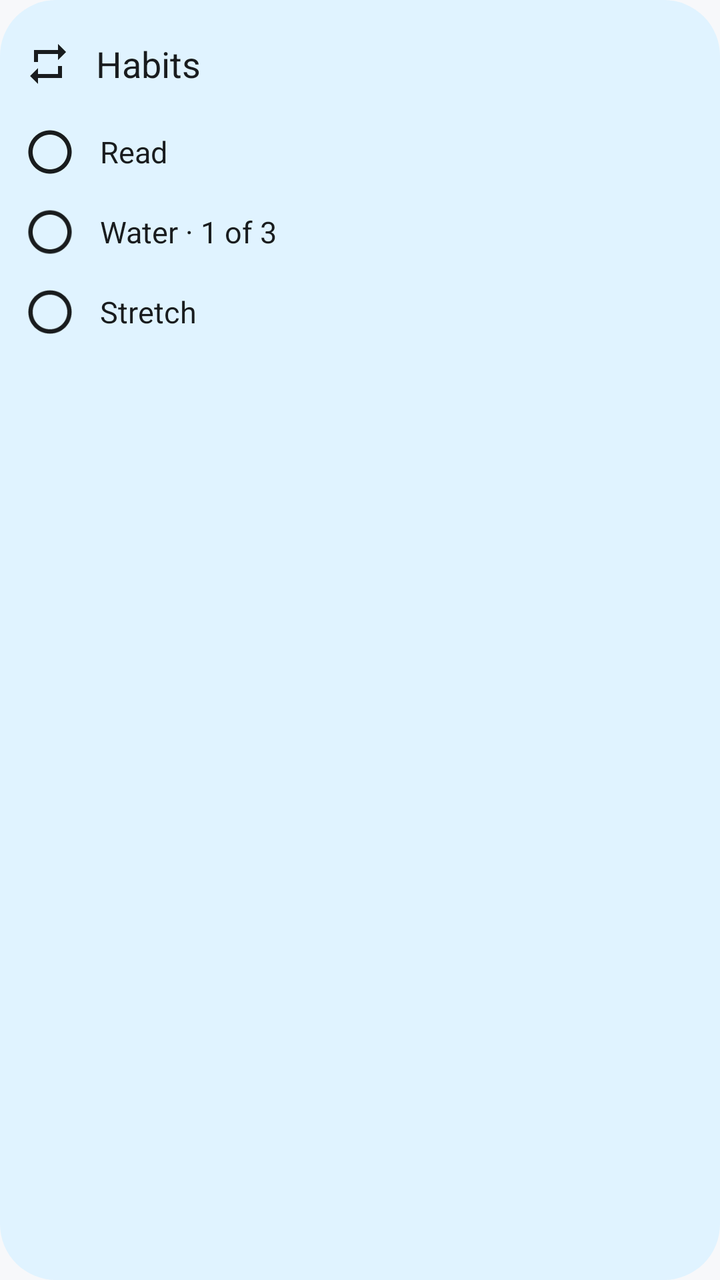
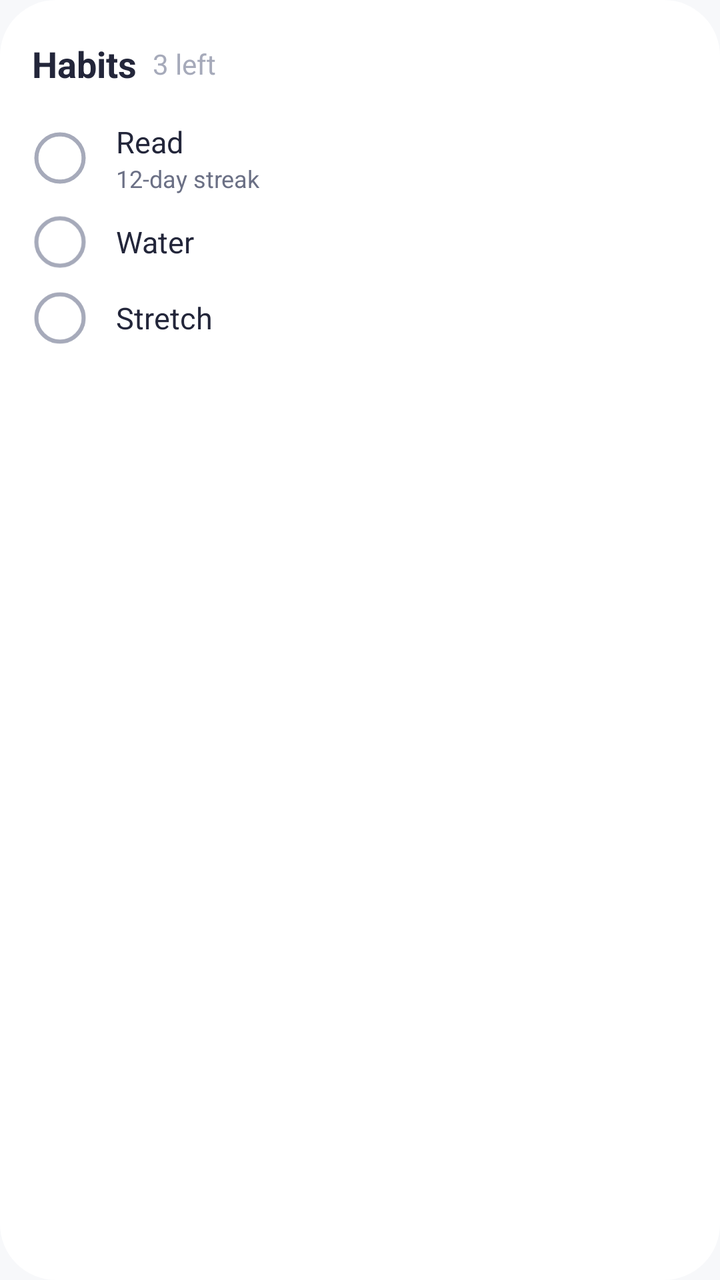

Two renders of the same Android screen: before a commit and after it. Below are the layout's source before the change and the commit's diff.
<!-- AndroidManifest.xml: application theme Theme.Not -->
<!-- res/layout/widget_habits_preview.xml -->
<?xml version="1.0" encoding="utf-8"?>
<LinearLayout xmlns:android="http://schemas.android.com/apk/res/android"
    android:layout_width="match_parent"
    android:layout_height="match_parent"
    android:background="@drawable/widget_preview_background"
    android:orientation="vertical"
    android:paddingHorizontal="12dp"
    android:paddingVertical="8dp">

    <LinearLayout
        android:layout_width="match_parent"
        android:layout_height="48dp"
        android:gravity="center_vertical"
        android:orientation="horizontal">

        <ImageView
            android:layout_width="24dp"
            android:layout_height="24dp"
            android:importantForAccessibility="no"
            android:src="@drawable/ic_repeat"
            android:tint="@color/widget_preview_content" />

        <TextView
            android:layout_width="0dp"
            android:layout_height="wrap_content"
            android:layout_marginStart="12dp"
            android:layout_weight="1"
            android:text="@string/widget_habits"
            android:textColor="@color/widget_preview_content"
            android:textSize="18sp" />
    </LinearLayout>

    <LinearLayout
        android:layout_width="match_parent"
        android:layout_height="40dp"
        android:gravity="center_vertical"
        android:orientation="horizontal">

        <ImageView
            android:layout_width="26dp"
            android:layout_height="26dp"
            android:importantForAccessibility="no"
            android:src="@drawable/widget_ring"
            android:tint="@color/widget_preview_content" />

        <TextView
            android:layout_width="wrap_content"
            android:layout_height="wrap_content"
            android:layout_marginStart="12dp"
            android:text="@string/widget_preview_habit_1"
            android:textColor="@color/widget_preview_content"
            android:textSize="15sp" />
    </LinearLayout>

    <LinearLayout
        android:layout_width="match_parent"
        android:layout_height="40dp"
        android:gravity="center_vertical"
        android:orientation="horizontal">

        <ImageView
            android:layout_width="26dp"
            android:layout_height="26dp"
            android:importantForAccessibility="no"
            android:src="@drawable/widget_ring"
            android:tint="@color/widget_preview_content" />

        <TextView
            android:layout_width="wrap_content"
            android:layout_height="wrap_content"
            android:layout_marginStart="12dp"
            android:text="@string/widget_preview_habit_2"
            android:textColor="@color/widget_preview_content"
            android:textSize="15sp" />
    </LinearLayout>

    <LinearLayout
        android:layout_width="match_parent"
        android:layout_height="40dp"
        android:gravity="center_vertical"
        android:orientation="horizontal">

        <ImageView
            android:layout_width="26dp"
            android:layout_height="26dp"
            android:importantForAccessibility="no"
            android:src="@drawable/widget_ring"
            android:tint="@color/widget_preview_content" />

        <TextView
            android:layout_width="wrap_content"
            android:layout_height="wrap_content"
            android:layout_marginStart="12dp"
            android:text="@string/widget_preview_habit_3"
            android:textColor="@color/widget_preview_content"
            android:textSize="15sp" />
    </LinearLayout>
</LinearLayout>
<!-- resources referenced by this layout -->
<resources>
  <color name="widget_preview_content">#FF1B1B21</color>
  <!-- drawable ic_repeat (drawable) -->
  <vector xmlns:android="http://schemas.android.com/apk/res/android"
      android:width="24dp"
      android:height="24dp"
      android:viewportWidth="24"
      android:viewportHeight="24">
      <path
          android:fillColor="#FF000000"
          android:pathData="M7,7h10v3l4,-4 -4,-4v3L5,5v6h2L7,7zM17,17L7,17v-3l-4,4 4,4v-3h12v-6h-2v4z" />
  </vector>
  <!-- drawable widget_preview_background (drawable) -->
  <?xml version="1.0" encoding="utf-8"?>
  <shape xmlns:android="http://schemas.android.com/apk/res/android">
      <solid android:color="@color/widget_preview_background" />
      <corners android:radius="@dimen/widget_radius" />
  </shape>
  <!-- drawable widget_ring (drawable) -->
  <vector xmlns:android="http://schemas.android.com/apk/res/android"
      android:width="24dp"
      android:height="24dp"
      android:viewportWidth="24"
      android:viewportHeight="24">
      <path
          android:fillColor="#FF000000"
          android:pathData="M12,2C6.48,2 2,6.48 2,12s4.48,10 10,10 10,-4.48 10,-10S17.52,2 12,2zM12,20c-4.42,0 -8,-3.58 -8,-8s3.58,-8 8,-8 8,3.58 8,8 -3.58,8 -8,8z" />
  </vector>
  <string name="widget_habits">Habits</string>
  <string name="widget_preview_habit_1">Read</string>
  <string name="widget_preview_habit_2">Water · 1 of 3</string>
  <string name="widget_preview_habit_3">Stretch</string>
  <style name="Theme.Not" parent="android:Theme.Material.Light.NoActionBar">
          <item name="android:windowBackground">@color/app_background</item>
      </style>
  <color name="widget_preview_background">#FFEEF0FF</color>
  <dimen name="widget_radius">16dp</dimen>
  <color name="app_background">#FFF7F8FA</color>
</resources>

<!-- the commit's change to res/layout/widget_habits_preview.xml (unified diff, before → after) -->
@@ -4,7 +4,7 @@
     android:layout_height="match_parent"
     android:background="@drawable/widget_preview_background"
     android:orientation="vertical"
-    android:paddingHorizontal="12dp"
+    android:paddingHorizontal="16dp"
     android:paddingVertical="8dp">
 
     <LinearLayout
@@ -13,86 +13,115 @@
         android:gravity="center_vertical"
         android:orientation="horizontal">
 
-        <ImageView
-            android:layout_width="24dp"
-            android:layout_height="24dp"
-            android:importantForAccessibility="no"
-            android:src="@drawable/ic_repeat"
-            android:tint="@color/widget_preview_content" />
+        <TextView
+            android:layout_width="wrap_content"
+            android:layout_height="wrap_content"
+            android:text="@string/widget_habits"
+            android:textColor="@color/widget_preview_content"
+            android:textSize="18sp"
+            android:textStyle="bold" />
 
         <TextView
+            android:layout_width="wrap_content"
+            android:layout_height="wrap_content"
+            android:layout_marginStart="8dp"
+            android:text="@string/widget_preview_left"
+            android:textColor="@color/widget_preview_faint"
+            android:textSize="14sp" />
+
+        <View
             android:layout_width="0dp"
-            android:layout_height="wrap_content"
-            android:layout_marginStart="12dp"
-            android:layout_weight="1"
-            android:text="@string/widget_habits"
-            android:textColor="@color/widget_preview_content"
-            android:textSize="18sp" />
+            android:layout_height="0dp"
+            android:layout_weight="1" />
     </LinearLayout>
 
     <LinearLayout
         android:layout_width="match_parent"
-        android:layout_height="40dp"
+        android:layout_height="46dp"
         android:gravity="center_vertical"
         android:orientation="horizontal">
 
         <ImageView
-            android:layout_width="26dp"
-            android:layout_height="26dp"
+            android:layout_width="28dp"
+            android:layout_height="28dp"
             android:importantForAccessibility="no"
             android:src="@drawable/widget_ring"
-            android:tint="@color/widget_preview_content" />
+            android:tint="@color/widget_preview_faint" />
 
-        <TextView
+        <LinearLayout
             android:layout_width="wrap_content"
             android:layout_height="wrap_content"
-            android:layout_marginStart="12dp"
-            android:text="@string/widget_preview_habit_1"
-            android:textColor="@color/widget_preview_content"
-            android:textSize="15sp" />
+            android:layout_marginStart="14dp"
+            android:orientation="vertical">
+
+            <TextView
+                android:layout_width="wrap_content"
+                android:layout_height="wrap_content"
+                android:text="@string/widget_preview_habit_1"
+                android:textColor="@color/widget_preview_content"
+                android:textSize="15sp" />
+            <TextView
+                android:layout_width="wrap_content"
+                android:layout_height="wrap_content"
+                android:text="@string/widget_preview_streak"
+                android:textColor="@color/widget_preview_muted"
+                android:textSize="12sp" />
+        </LinearLayout>
     </LinearLayout>
 
     <LinearLayout
         android:layout_width="match_parent"
-        android:layout_height="40dp"
+        android:layout_height="38dp"
         android:gravity="center_vertical"
         android:orientation="horizontal">
 
         <ImageView
-            android:layout_width="26dp"
-            android:layout_height="26dp"
+            android:layout_width="28dp"
+            android:layout_height="28dp"
             android:importantForAccessibility="no"
             android:src="@drawable/widget_ring"
-            android:tint="@color/widget_preview_content" />
+            android:tint="@color/widget_preview_faint" />
 
-        <TextView
+        <LinearLayout
             android:layout_width="wrap_content"
             android:layout_height="wrap_content"
-            android:layout_marginStart="12dp"
-            android:text="@string/widget_preview_habit_2"
-            android:textColor="@color/widget_preview_content"
-            android:textSize="15sp" />
+            android:layout_marginStart="14dp"
+            android:orientation="vertical">
+
+            <TextView
+                android:layout_width="wrap_content"
+                android:layout_height="wrap_content"
+                android:text="@string/widget_preview_habit_2"
+                android:textColor="@color/widget_preview_content"
+                android:textSize="15sp" />
+        </LinearLayout>
     </LinearLayout>
 
     <LinearLayout
         android:layout_width="match_parent"
-        android:layout_height="40dp"
+        android:layout_height="38dp"
         android:gravity="center_vertical"
         android:orientation="horizontal">
 
         <ImageView
-            android:layout_width="26dp"
-            android:layout_height="26dp"
+            android:layout_width="28dp"
+            android:layout_height="28dp"
             android:importantForAccessibility="no"
             android:src="@drawable/widget_ring"
-            android:tint="@color/widget_preview_content" />
+            android:tint="@color/widget_preview_faint" />
 
-        <TextView
+        <LinearLayout
             android:layout_width="wrap_content"
             android:layout_height="wrap_content"
-            android:layout_marginStart="12dp"
-            android:text="@string/widget_preview_habit_3"
-            android:textColor="@color/widget_preview_content"
-            android:textSize="15sp" />
+            android:layout_marginStart="14dp"
+            android:orientation="vertical">
+
+            <TextView
+                android:layout_width="wrap_content"
+                android:layout_height="wrap_content"
+                android:text="@string/widget_preview_habit_3"
+                android:textColor="@color/widget_preview_content"
+                android:textSize="15sp" />
+        </LinearLayout>
     </LinearLayout>
 </LinearLayout>
<!-- resource entries referenced after the edit -->
@@ -1,16 +1,8 @@
 <!-- resources referenced by this layout -->
 <resources>
-  <color name="widget_preview_content">#FF1B1B21</color>
-  <!-- drawable ic_repeat (drawable) -->
-  <vector xmlns:android="http://schemas.android.com/apk/res/android"
-      android:width="24dp"
-      android:height="24dp"
-      android:viewportWidth="24"
-      android:viewportHeight="24">
-      <path
-          android:fillColor="#FF000000"
-          android:pathData="M7,7h10v3l4,-4 -4,-4v3L5,5v6h2L7,7zM17,17L7,17v-3l-4,4 4,4v-3h12v-6h-2v4z" />
-  </vector>
+  <color name="widget_preview_content">#FF23263A</color>
+  <color name="widget_preview_faint">#FFA6AABA</color>
+  <color name="widget_preview_muted">#FF6B7085</color>
   <!-- drawable widget_preview_background (drawable) -->
   <?xml version="1.0" encoding="utf-8"?>
   <shape xmlns:android="http://schemas.android.com/apk/res/android">
@@ -24,17 +16,21 @@
       android:viewportWidth="24"
       android:viewportHeight="24">
       <path
-          android:fillColor="#FF000000"
-          android:pathData="M12,2C6.48,2 2,6.48 2,12s4.48,10 10,10 10,-4.48 10,-10S17.52,2 12,2zM12,20c-4.42,0 -8,-3.58 -8,-8s3.58,-8 8,-8 8,3.58 8,8 -3.58,8 -8,8z" />
+          android:fillColor="#00000000"
+          android:strokeColor="#FF000000"
+          android:strokeWidth="1.75"
+          android:pathData="M12,1.875a10.125,10.125 0,1 1,0 20.25a10.125,10.125 0,1 1,0 -20.25z" />
   </vector>
   <string name="widget_habits">Habits</string>
   <string name="widget_preview_habit_1">Read</string>
-  <string name="widget_preview_habit_2">Water · 1 of 3</string>
+  <string name="widget_preview_habit_2">Water</string>
   <string name="widget_preview_habit_3">Stretch</string>
+  <string name="widget_preview_left">3 left</string>
+  <string name="widget_preview_streak">12-day streak</string>
   <style name="Theme.Not" parent="android:Theme.Material.Light.NoActionBar">
           <item name="android:windowBackground">@color/app_background</item>
       </style>
-  <color name="widget_preview_background">#FFEEF0FF</color>
+  <color name="widget_preview_background">#FFFFFFFF</color>
   <dimen name="widget_radius">16dp</dimen>
   <color name="app_background">#FFF7F8FA</color>
 </resources>
